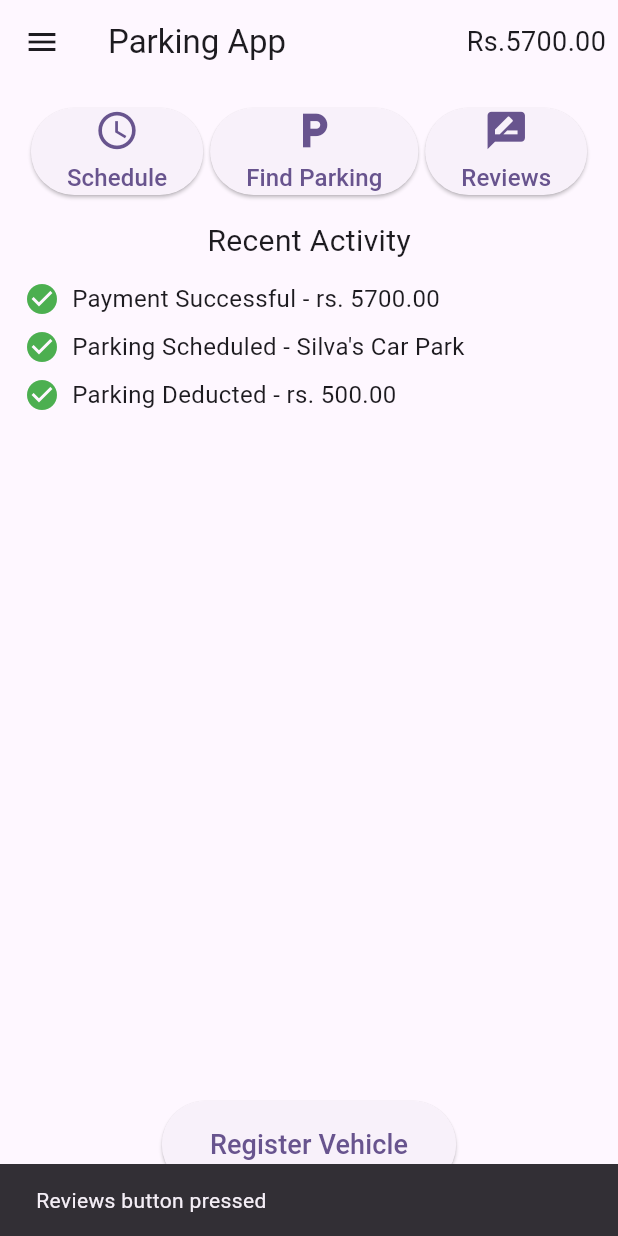
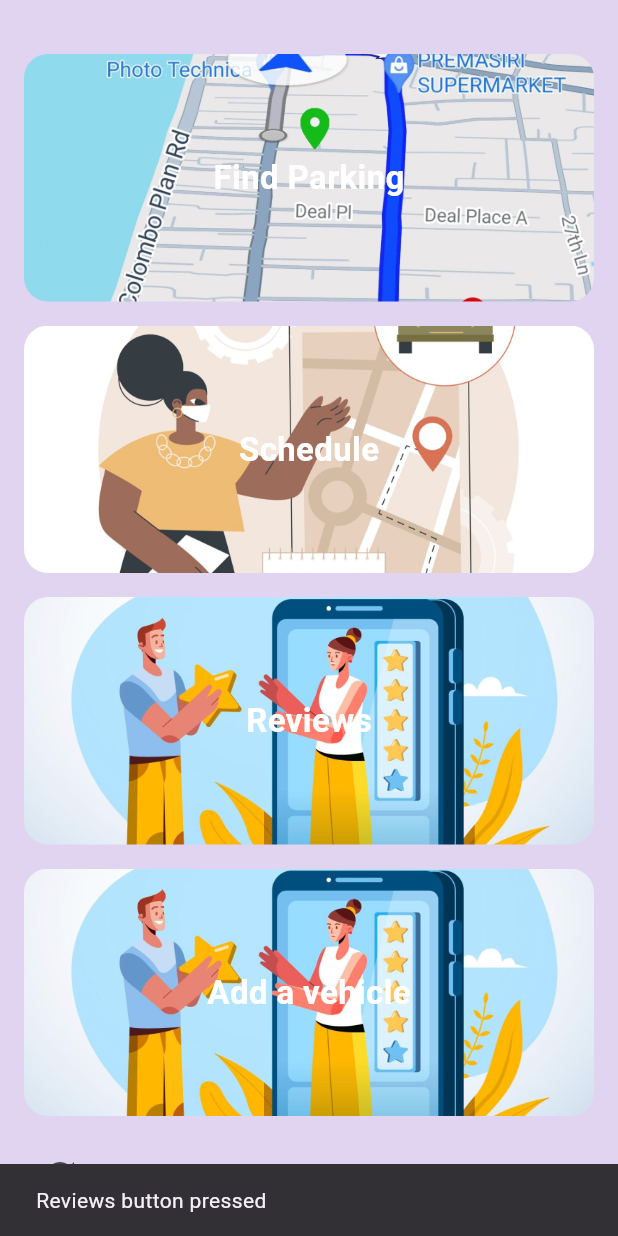
Before and after one commit to zencode-lk/Park-finder-App, a Flutter app: the HomeScreen screen opened directly with empty values, after a tap on "Reviews", on a phone screen of 412 x 824 dp. Run offline on Flutter 3.47's test engine with Material 3 defaults, Android fonts, the phone set to English and light mode, and no system bars; our stand-ins replace flutter_secure_storage, go_router, google_maps_flutter, location; accounts and stored records are empty.

Commit message:
pud - pasindu

```diff
--- a/park_finder/lib/pages/premium_user_dashboard.dart
+++ b/park_finder/lib/pages/premium_user_dashboard.dart
@@ -1,112 +1,113 @@
 import 'package:flutter/material.dart';
-import 'vehical_registration.dart' as vehicalRegistration;
-import 'vehical_registration.dart';
-
-
+import 'package:park_finder/pages/schedule.dart';
+import 'package:park_finder/pages/search_Map.dart';
+import 'vehical_registration.dart'; // Assuming this is the correct import for your vehicle registration page
 
 class HomeScreen extends StatelessWidget {
   final String userNic;
   HomeScreen({required this.userNic});
+
   @override
   Widget build(BuildContext context) {
     return Scaffold(
-      appBar: AppBar(
-        title: Text('Parking App'),
-        actions: [
-          Padding(
-            padding: const EdgeInsets.all(8.0),
-            child: Center(
-              child: Text(
-                'Rs.5700.00',
-                style: TextStyle(fontSize: 18),
+      backgroundColor: Color(0xFFE0D4F1), // Light purple background color
+      body: SafeArea(
+        child: Padding(
+          padding: const EdgeInsets.all(16.0),
+          child: Column(
+            crossAxisAlignment: CrossAxisAlignment.start,
+            children: [
+              SizedBox(height: 20),
+
+              // Main buttons
+              Expanded(
+                child: Column(
+                  mainAxisAlignment: MainAxisAlignment.center,
+                  children: [
+                    Expanded(
+                      child: buildMainButton(
+                          context, 'Find Parking', 'images/map.jpg', () {
+                          Navigator.of(context).push(MaterialPageRoute(
+                            builder: (context) => ParkingLocationScreen(
+                            ),
+                          ));
+                      }),
+                    ),
+                    SizedBox(height: 16),
+                    Expanded(
+                      child: buildMainButton(
+                          context, 'Schedule', 'images/schedule.jpg', () {
+                          Navigator.of(context).push(MaterialPageRoute(
+                            builder: (context) => PaymentScheduleScreen(),
+                          ));
+                      }),
+                    ),
+                    SizedBox(height: 16),
+                    Expanded(
+                      child: buildMainButton(
+                          context, 'Reviews', 'images/reviews.jpg', () {
+                          ScaffoldMessenger.of(context).showSnackBar(SnackBar(
+                            content: Text('Reviews button pressed'),
+                          ));
+                      }),
+                    ),
+                    SizedBox(height: 16),
+                    Expanded(
+                      child: buildMainButton(
+                          context, 'Add a vehicle', 'images/reviews.jpg', () {
+                        Navigator.of(context).push(MaterialPageRoute(
+                          builder: (context) => VehicleRegistrationForm(
+                            nic: userNic,
+                          ),
+                        ));
+                      }),
+                    ),
+                  ],
+                ),
               ),
-            ),
+
+              // Bottom section
+              Column(
+                children: [
+                  SizedBox(height: 16),
+                  IconButton(
+                    icon: Icon(Icons.refresh, size: 28),
+                    onPressed: () {
+                      // Add refresh functionality here
+                    },
+                  ),
+                ],
+              ),
+            ],
           ),
-        ],
-        leading: IconButton(
-          icon: Icon(Icons.menu),
-          onPressed: () {},
-        ),
-      ),
-      body: Padding(
-        padding: const EdgeInsets.all(16.0),
-        child: Column(
-          children: [
-            Row(
-              mainAxisAlignment: MainAxisAlignment.spaceEvenly,
-              children: [
-                buildButton(context, 'Schedule', Icons.schedule),
-                buildButton(context, 'Find Parking', Icons.local_parking),
-                buildButton(context, 'Reviews', Icons.rate_review),
-              ],
-            ),
-            SizedBox(height: 16),
-            Text(
-              'Recent Activity',
-              style: TextStyle(fontSize: 20),
-            ),
-            SizedBox(height: 8),
-            buildActivity('Payment Successful - rs. 5700.00'),
-            buildActivity('Parking Scheduled - Silva\'s Car Park'),
-            buildActivity('Parking Deducted - rs. 500.00'),
-            SizedBox(height: 16),
-            Spacer(), // To push the button to the bottom of the screen
-            ElevatedButton(
-              onPressed: () {
-               Navigator.of(context).push(MaterialPageRoute(
-              builder: (context) => VehicleRegistrationForm(nic: userNic),
-                ));
-              },
-              style: ElevatedButton.styleFrom(
-                padding: EdgeInsets.symmetric(vertical: 16, horizontal: 32),
-              ),
-              child: Text(
-                'Register Vehicle',
-                style: TextStyle(fontSize: 18),
-              ),
-            ),
-            SizedBox(height: 16),
-          ],
         ),
       ),
     );
   }
 
-  Widget buildButton(BuildContext context, String title, IconData icon) {
-    return ElevatedButton(
-      onPressed: () {
-        ScaffoldMessenger.of(context).showSnackBar(
-          SnackBar(content: Text('$title button pressed')),
-        );
-      },
-      child: Column(
-        mainAxisSize: MainAxisSize.min,
-        children: [
-          Icon(icon, size: 30),
-          SizedBox(height: 5),
-          Text(
+  Widget buildMainButton(BuildContext context, String title, String imagePath,
+      VoidCallback onTap) {
+    return GestureDetector(
+      onTap: onTap,
+      child: Container(
+        width: double.infinity,
+        decoration: BoxDecoration(
+          borderRadius: BorderRadius.circular(16),
+          image: DecorationImage(
+            image: AssetImage(imagePath),
+            fit: BoxFit.cover,
+          ),
+        ),
+        child: Center(
+          child: Text(
             title,
-            style: TextStyle(fontSize: 16),
-          ),
-        ],
-      ),
-    );
-  }
-
-  Widget buildActivity(String activity) {
-    return Padding(
-      padding: const EdgeInsets.symmetric(vertical: 4.0),
-      child: Row(
-        children: [
-          Icon(Icons.check_circle, color: Colors.green),
-          SizedBox(width: 8),
-          Expanded(
-            child: Text(
-              activity,
-              style: TextStyle(fontSize: 16),
+            style: TextStyle(
+              fontSize: 22,
+              fontWeight: FontWeight.bold,
+              color: Colors.white,
             ),
           ),
-        ],
+        ),
       ),
     );
   }
--- a/park_finder/pubspec.yaml
+++ b/park_finder/pubspec.yaml
@@ -66,6 +66,10 @@ flutter:
   # To add assets to your application, add an assets section, like this:
   assets:
     - images/logio.png
+    - images/map.jpg
+    - images/reviews.jpg
+    - images/schedule.jpg
+
 
 
   # An image asset can refer to one or more resolution-specific "variants", see
```
Also changed, not shown: park_finder/images/map.jpg (added), park_finder/images/reviews.jpg (added), park_finder/images/schedule.jpg (added).
